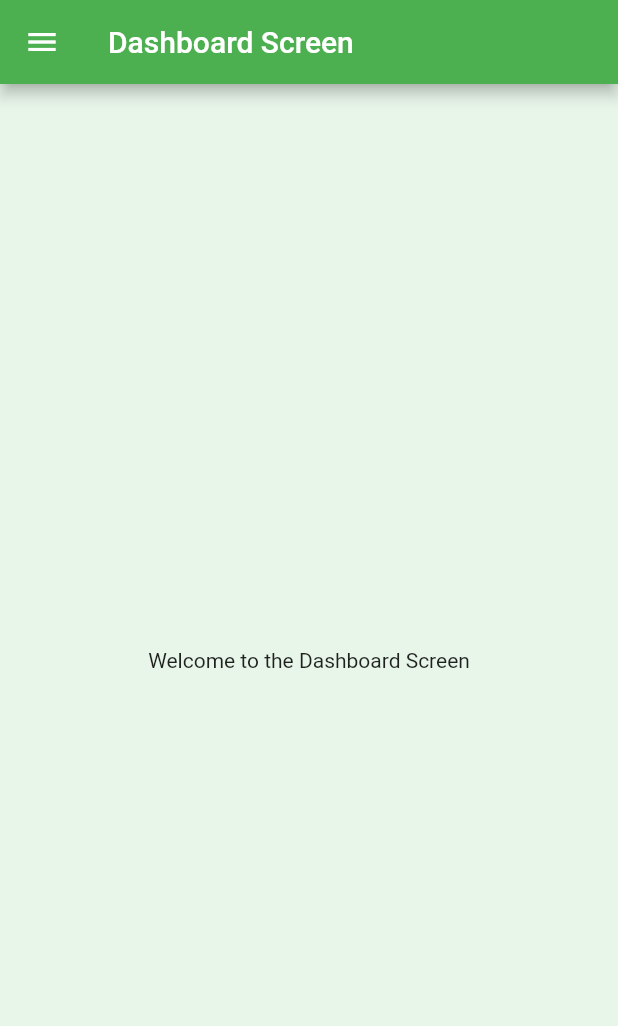
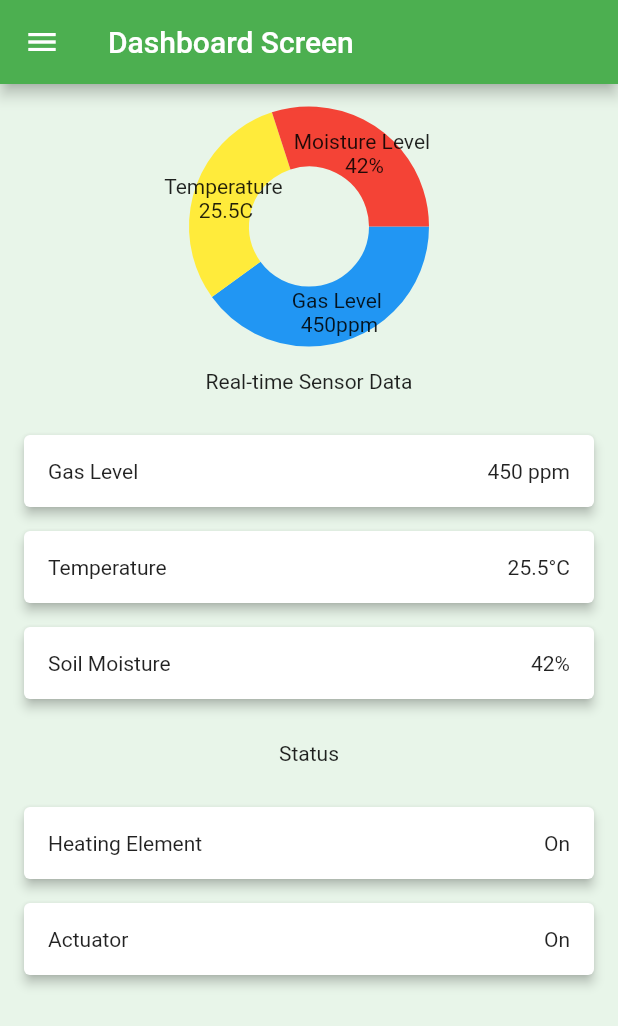
Before and after one commit to Shamsuhaila07/TTP-Project-EcoSync-Application, a Flutter app: the Dashboard screen opened directly, on a phone screen of 412 x 824 dp. Shown: the top 1026 px of the screen. Run offline on Flutter 3.47's test engine with Material 2 defaults, Android fonts, the phone set to English and light mode, and no system bars; drawn by our look-alikes of fl_chart.

Commit message:
Last Commit, Hopefully

```diff
--- a/envroapplication/lib/dashboard.dart
+++ b/envroapplication/lib/dashboard.dart
@@ -1,15 +1,15 @@
 import 'package:flutter/material.dart';
+import 'package:fl_chart/fl_chart.dart';
 import 'add_device.dart';
 import 'shopping.dart';
 import 'home_screen.dart';
 import 'login_screen.dart';
 
-//final GlobalKey<ScaffoldState> _scaffoldKey1 = GlobalKey<ScaffoldState>();
-
 class Dashboard extends StatelessWidget {
   @override
   Widget build(BuildContext context) {
     final GlobalKey<ScaffoldState> _scaffoldKey1 = GlobalKey<ScaffoldState>();
+
     return Scaffold(
       drawerEnableOpenDragGesture: false,
       key: _scaffoldKey1,
@@ -26,8 +26,27 @@ class Dashboard extends StatelessWidget {
         ),
         backgroundColor: Colors.green[500],
       ),
-      body: const Center(
-        child: Text("Welcome to the Dashboard Screen"),
+      body: SingleChildScrollView(
+        child: Column(
+          children: [
+            SizedBox(height:20),
+            SizedBox(
+              height: 150,
+              child: buildOptimumConditionPieChart(),
+            ),
+            SizedBox(height: 20),
+            Text("Real-time Sensor Data"),
+            SizedBox(height: 20),
+            buildSensorDataCard("Gas Level", "450 ppm"),
+            buildSensorDataCard("Temperature", "25.5°C"),
+            buildSensorDataCard("Soil Moisture", "42%"),
+            SizedBox(height: 20),
+            Text("Status"),
+            SizedBox(height: 20),
+            buildStatusCard("Heating Element", "On"),
+            buildStatusCard("Actuator", "On"),
+          ],
+        ),
       ),
       backgroundColor: Colors.green[50],
       drawer: Drawer(
@@ -41,7 +60,7 @@ class Dashboard extends StatelessWidget {
               child: const Text(
                 "Navigation",
                 style: TextStyle(
-                  color: Colors.white,
+                  //color: Colors white,
                   fontSize: 24,
                 ),
               ),
@@ -96,11 +115,11 @@ class Dashboard extends StatelessWidget {
                             Navigator.of(context).pop();
                             // Perform logout actions here if needed
                             Navigator.push(
-                                  context,
-                                  MaterialPageRoute(
-                                    builder: (context) => LoginScreen(),
-                                  ),
-                                );
+                              context,
+                              MaterialPageRoute(
+                                builder: (context) => LoginScreen(),
+                              ),
+                            );
                           },
                           child: const Text("OK"),
                         ),
@@ -115,4 +134,71 @@ class Dashboard extends StatelessWidget {
       ),
     );
   }
+
+  PieChartData buildOptimumConditionData() {
+    return PieChartData(
+      sectionsSpace: 0,
+      centerSpaceRadius: 40,
+      sections: [
+        PieChartSectionData(
+          title: "Gas Level \n 450ppm",
+          value: 40,
+          color: Colors.blue,
+        ),
+        PieChartSectionData(
+          title: "Temperature \n 25.5C",
+          value: 30,
+          color: Colors.yellow,
+        ),
+        PieChartSectionData(
+          title: "Moisture Level \n 42%",
+          value: 30,
+          color: Colors.red,
+        ),
+      ],
+    );
+  }
+
+  Widget buildOptimumConditionPieChart() {
+    return SizedBox(
+      height: 150,
+      child: PieChart(
+        buildOptimumConditionData(),
+      ),
+    );
+  }
+
+  Widget buildSensorDataCard(String sensorName, String sensorValue) {
+    return Card(
+      elevation: 3,
+      margin: EdgeInsets.symmetric(horizontal: 16, vertical: 8),
+      child: Padding(
+        padding: const EdgeInsets.all(16),
+        child: Row(
+          mainAxisAlignment: MainAxisAlignment.spaceBetween,
+          children: [
+            Text(sensorName),
+            Text("$sensorValue"),
+          ],
+        ),
+      ),
+    );
+  }
+
+  Widget buildStatusCard(String statusName, String statusValue) {
+    return Card(
+      elevation: 3,
+      margin: EdgeInsets.symmetric(horizontal: 16, vertical: 8),
+      child: Padding(
+        padding: const EdgeInsets.all(16),
+        child: Row(
+          mainAxisAlignment: MainAxisAlignment.spaceBetween,
+          children: [
+            Text(statusName),
+            Text("$statusValue"),
+          ],
+        ),
+      ),
+    );
+  }
 }
--- a/envroapplication/pubspec.yaml
+++ b/envroapplication/pubspec.yaml
@@ -30,6 +30,7 @@ environment:
 dependencies:
   flutter:
     sdk: flutter
+  fl_chart: ^0.40.0
 
   # The following adds the Cupertino Icons font to your application.
   # Use with the CupertinoIcons class for iOS style icons.
```
Also changed, not shown: envroapplication/pubspec.lock.
